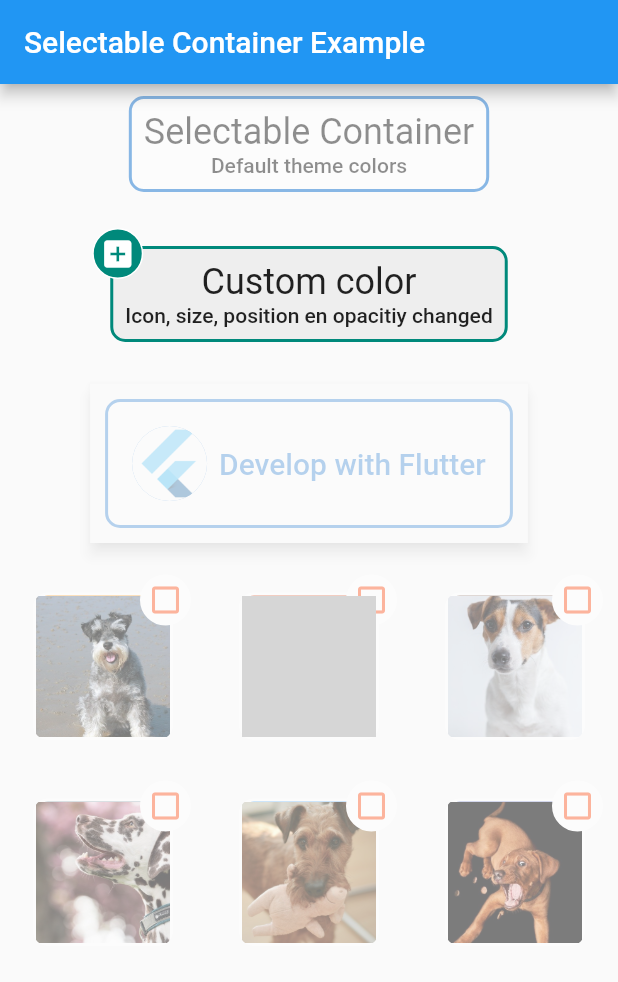
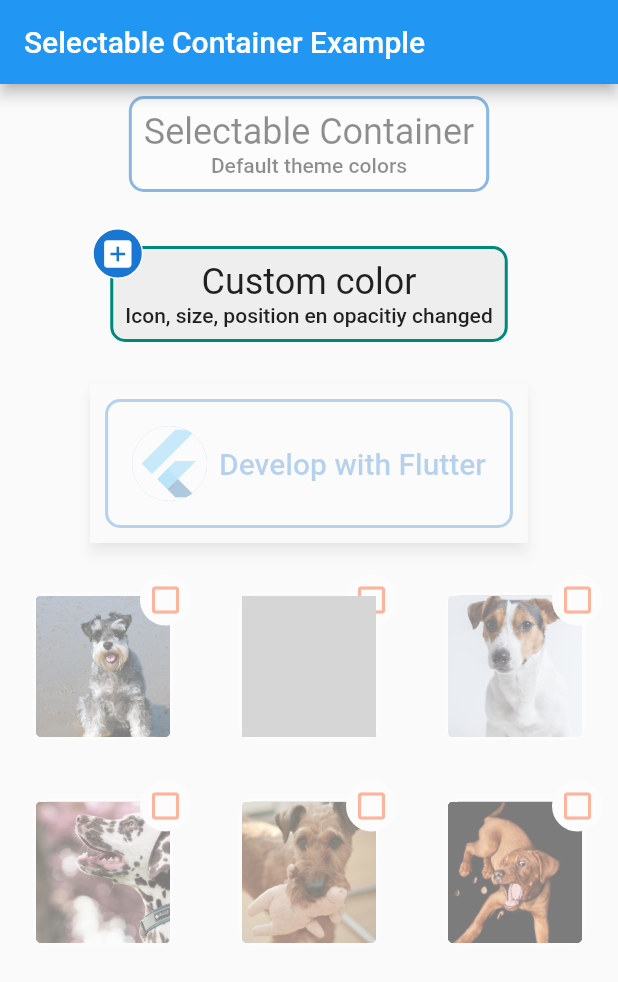
Before and after one commit to fgcan10/selectable_container, a Flutter app: the screen it shows after launch, on a phone screen of 412 x 824 dp. Shown: the top 982 px of the screen. Run offline on Flutter 3.47's test engine with Material 2 defaults, Android fonts, the light colour scheme and no system bars; grey boxes are pictures that could not be loaded.

Commit message:
New properties related with background icon and border

```diff
--- a/example/lib/selectable_container_grid.dart
+++ b/example/lib/selectable_container_grid.dart
@@ -2,12 +2,12 @@ import 'package:flutter/material.dart';
 import 'package:selectable_container/selectable_container.dart';
 
 final List<Color> kGridElements = [
-  Colors.amber[800]!,
-  Colors.deepOrange[800]!,
+  Colors.grey[50]!,
+  Colors.grey[200]!,
+  Colors.grey[400]!,
+  Colors.brown[100]!,
+  Colors.brown[200]!,
   Colors.brown[400]!,
-  Colors.blueGrey[400]!,
-  Colors.blue[400]!,
-  Colors.indigo[400]!,
 ];
 
 class SelectableContainerGrid extends StatefulWidget {
@@ -47,6 +47,8 @@ class _SelectableContainerGridState extends State<SelectableContainerGrid> {
         unselectedBackgroundColor: kGridElements[i],
         selectedBorderColor: Theme.of(context).dialogBackgroundColor,
         unselectedBorderColor: Theme.of(context).dialogBackgroundColor,
+        selectedBackgroundColorIcon: kGridElements[i],
+        unselectedBackgroundColorIcon: Theme.of(context).dialogBackgroundColor,
         selected: _selectedItems[i],
         unselectedIcon: Icons.check_box_outline_blank,
         icon: Icons.check_box,
--- a/lib/selectable_container.dart
+++ b/lib/selectable_container.dart
@@ -17,6 +17,14 @@ class SelectableContainer extends StatelessWidget {
   /// Default value : dialogBackgroundColor
   final Color? unselectedBackgroundColor;
 
+  /// Background color of the icon when container is selected.
+  /// Default value : theme.primaryColor
+  final Color? selectedBackgroundColorIcon;
+
+  /// Background color of the icon when container is not selected.
+  /// Default value : theme.primaryColorDark
+  final Color? unselectedBackgroundColorIcon;
+
   /// Border color when container is selected.
   /// Default value : primaryColor
   final Color? selectedBorderColor;
@@ -24,6 +32,14 @@ class SelectableContainer extends StatelessWidget {
   /// Border color when container is not selected.
   /// Default value :primaryColorDark
   final Color? unselectedBorderColor;
+
+  /// Border color of the icon when container is selected.
+  /// Default value : Colors.white
+  final Color? selectedBorderColorIcon;
+
+  /// Border color of the icon when container is not selected.
+  /// Default value : Colors.white
+  final Color? unselectedBorderColorIcon;
 
   /// Icon's color
   /// Default value : white
@@ -103,8 +119,12 @@ class SelectableContainer extends StatelessWidget {
       this.marginColor,
       this.unselectedBackgroundColor,
       this.selectedBackgroundColor,
+      this.unselectedBackgroundColorIcon,
+      this.selectedBackgroundColorIcon,
       this.selectedBorderColor,
       this.unselectedBorderColor,
+      this.selectedBorderColorIcon,
+      this.unselectedBorderColorIcon,
       @Deprecated('Use onValueChanged') this.onPressed,
       required this.onValueChanged,
       this.iconSize = 16,
@@ -170,9 +190,11 @@ class SelectableContainer extends StatelessWidget {
                       child: Container(
                         padding: EdgeInsets.all(4),
                         decoration: BoxDecoration(
-                            border: Border.all(color: Colors.white),
+                            border: Border.all(
+                                color:
+                                    unselectedBorderColorIcon ?? Colors.white),
                             shape: BoxShape.circle,
-                            color: unselectedBorderColor ??
+                            color: unselectedBackgroundColorIcon ??
                                 theme.primaryColorDark),
                         child: Icon(
                           unselectedIcon,
@@ -185,9 +207,11 @@ class SelectableContainer extends StatelessWidget {
                     child: Container(
                       padding: EdgeInsets.all(4),
                       decoration: BoxDecoration(
-                          border: Border.all(color: Colors.white),
+                          border: Border.all(
+                              color: selectedBorderColorIcon ?? Colors.white),
                           shape: BoxShape.circle,
-                          color: selectedBorderColor ?? theme.primaryColor),
+                          color: selectedBackgroundColorIcon ??
+                              theme.primaryColor),
                       child: Icon(
                         icon,
                         size: iconSize.toDouble(),
--- a/pubspec.yaml
+++ b/pubspec.yaml
@@ -1,6 +1,6 @@
 name: selectable_container
 description: Selectable container for Flutter. The container shows an icon on one of the corner when tapped.
-version: 1.0.3
+version: 1.0.4
 homepage: https://github.com/fgcan10/selectable_container
 
 environment:
```
Also changed, not shown: example/pubspec.lock, 1 other file.
